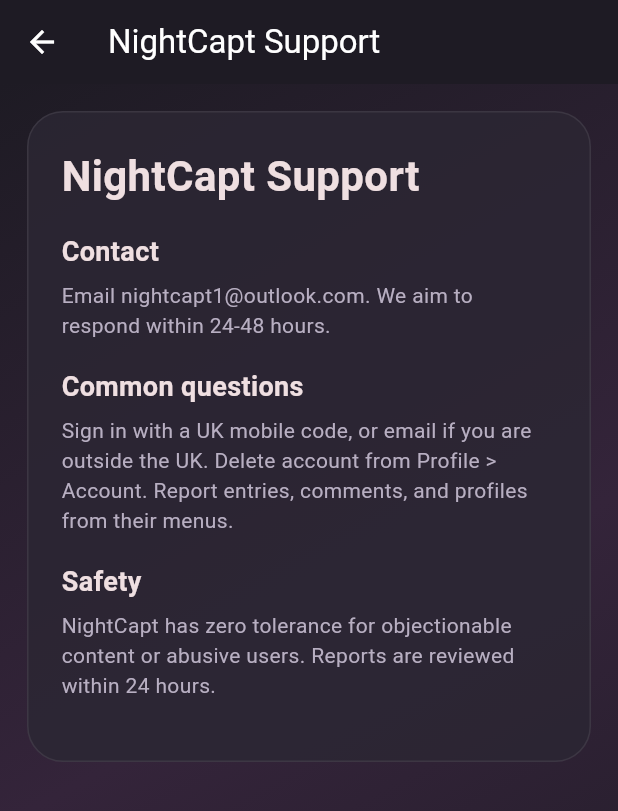
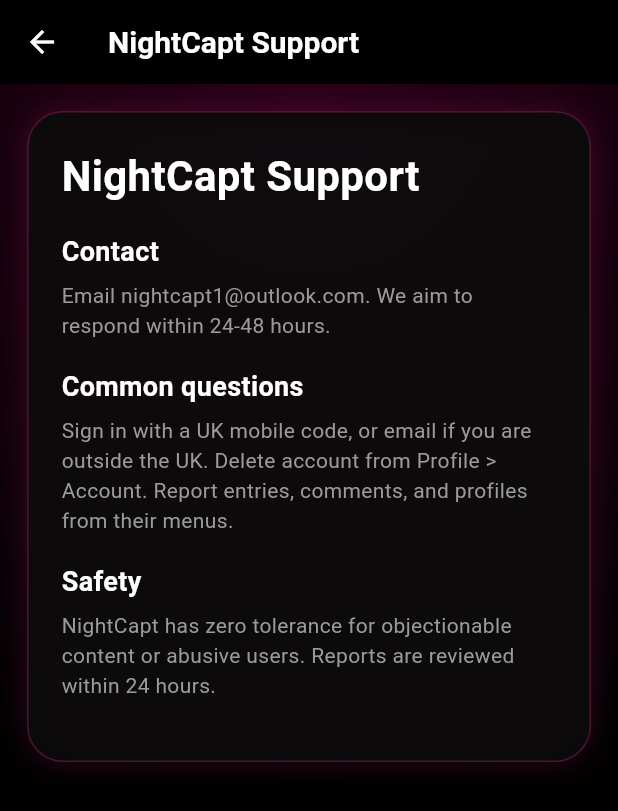
Before and after one commit to sallyrobinreeve-svg/mynightcap, a Flutter app: the screen it shows after launch, after a tap on "Try again", after a tap on "Contact support", on a phone screen of 412 x 824 dp. Shown: the top 811 px of the screen. Run offline on Flutter 3.47's test engine with Material 3 defaults, Android fonts, the phone set to English and light mode, and no system bars; our stand-ins replace flutter_riverpod, go_router, image_picker, shared_preferences, supabase_flutter, video_player; accounts and stored records are empty; network calls fail.

Commit message:
Switch NightCapt to a neon-black look with Instagram-like type.
True black canvas, magenta/orange glow, Inter for screens, and a script
wordmark for the logo. Flutter uses the iOS system sans for nav text.

Co-authored-by: sallyrobinreeve <sallyrobinreeve@icloud.com>

```diff
--- a/flutter_app/lib/theme.dart
+++ b/flutter_app/lib/theme.dart
@@ -1,35 +1,94 @@
 import 'package:flutter/material.dart';
 
 class NightColors {
-  static const background = Color(0xFF1E1B24);
-  static const card = Color(0xFF2B2633);
-  static const accent = Color(0xFFFF6B9D);
+  static const background = Color(0xFF000000);
+  static const card = Color(0xFF0A0A0A);
+  static const accent = Color(0xFFFF2E9A);
+  static const orange = Color(0xFFFF8A3C);
   static const mint = Color(0xFF7AF0C2);
-  static const muted = Color(0xFFB8AFC2);
+  static const muted = Color(0xFF9A9A9A);
   static const yellow = Color(0xFFFFDC7A);
 }
+
+List<Shadow> neonShadows(Color color) => [
+  Shadow(color: color.withValues(alpha: 0.95), blurRadius: 8),
+  Shadow(color: color.withValues(alpha: 0.45), blurRadius: 22),
+];
 
 InputDecoration nightInputDecoration(String label) {
   return InputDecoration(
     labelText: label,
     filled: true,
-    fillColor: NightColors.background.withValues(alpha: 0.68),
+    fillColor: Colors.black.withValues(alpha: 0.72),
     border: OutlineInputBorder(borderRadius: BorderRadius.circular(16)),
     enabledBorder: OutlineInputBorder(
       borderRadius: BorderRadius.circular(16),
-      borderSide: BorderSide(color: Colors.white.withValues(alpha: 0.10)),
+      borderSide: BorderSide(color: NightColors.accent.withValues(alpha: 0.28)),
+    ),
+    focusedBorder: OutlineInputBorder(
+      borderRadius: BorderRadius.circular(16),
+      borderSide: const BorderSide(color: NightColors.accent, width: 1.4),
     ),
   );
 }
 
 ThemeData buildNightTheme() {
+  final baseText = Typography.whiteCupertino.apply(
+    bodyColor: Colors.white,
+    displayColor: Colors.white,
+  );
   return ThemeData(
     brightness: Brightness.dark,
-    colorScheme: ColorScheme.fromSeed(
-      seedColor: NightColors.accent,
-      brightness: Brightness.dark,
+    useMaterial3: true,
+    colorScheme: const ColorScheme.dark(
+      primary: NightColors.accent,
+      secondary: NightColors.orange,
+      surface: NightColors.background,
+      onPrimary: Colors.white,
+      onSecondary: Colors.white,
+      onSurface: Colors.white,
     ),
     scaffoldBackgroundColor: NightColors.background,
-    useMaterial3: true,
+    canvasColor: NightColors.background,
+    textTheme: baseText,
+    appBarTheme: AppBarTheme(
+      backgroundColor: NightColors.background,
+      foregroundColor: Colors.white,
+      elevation: 0,
+      titleTextStyle: baseText.titleLarge?.copyWith(
+        color: Colors.white,
+        fontSize: 20,
+        fontWeight: FontWeight.w600,
+      ),
+    ),
+    navigationBarTheme: NavigationBarThemeData(
+      backgroundColor: Colors.black,
+      indicatorColor: NightColors.accent.withValues(alpha: 0.18),
+      elevation: 0,
+      labelTextStyle: WidgetStateProperty.resolveWith((states) {
+        final selected = states.contains(WidgetState.selected);
+        return TextStyle(
+          fontSize: 11,
+          fontWeight: FontWeight.w500,
+          color: selected ? NightColors.accent : NightColors.muted,
+        );
+      }),
+      iconTheme: WidgetStateProperty.resolveWith((states) {
+        final selected = states.contains(WidgetState.selected);
+        return IconThemeData(
+          color: selected ? NightColors.accent : NightColors.muted,
+        );
+      }),
+    ),
+    filledButtonTheme: FilledButtonThemeData(
+      style: FilledButton.styleFrom(
+        backgroundColor: NightColors.accent,
+        foregroundColor: Colors.white,
+      ),
+    ),
+    chipTheme: ChipThemeData(
+      selectedColor: NightColors.accent.withValues(alpha: 0.28),
+      side: BorderSide(color: NightColors.accent.withValues(alpha: 0.35)),
+    ),
   );
 }
--- a/flutter_app/lib/widgets/night_widgets.dart
+++ b/flutter_app/lib/widgets/night_widgets.dart
@@ -28,12 +28,11 @@ class NightScaffold extends StatelessWidget {
             ),
       body: Container(
         decoration: const BoxDecoration(
-          gradient: LinearGradient(
-            begin: Alignment.topLeft,
-            end: Alignment.bottomRight,
+          gradient: RadialGradient(
+            center: Alignment.topCenter,
+            radius: 1.15,
             colors: [
-              NightColors.background,
-              Color(0xFF34243A),
+              Color(0xFF2A0018),
               NightColors.background,
             ],
           ),
@@ -71,9 +70,15 @@ class NightCard extends StatelessWidget {
       width: double.infinity,
       padding: padding,
       decoration: BoxDecoration(
-        color: NightColors.card.withValues(alpha: 0.86),
+        color: NightColors.card.withValues(alpha: 0.92),
         borderRadius: BorderRadius.circular(24),
-        border: Border.all(color: Colors.white.withValues(alpha: 0.08)),
+        border: Border.all(color: NightColors.accent.withValues(alpha: 0.28)),
+        boxShadow: [
+          BoxShadow(
+            color: NightColors.accent.withValues(alpha: 0.16),
+            blurRadius: 18,
+          ),
+        ],
       ),
       child: child,
     );
@@ -85,23 +90,53 @@ class BrandHeader extends StatelessWidget {
 
   @override
   Widget build(BuildContext context) {
-    return Column(
+    return const Column(
       crossAxisAlignment: CrossAxisAlignment.start,
       children: [
-        Text(
-          'NightCapt',
-          style: TextStyle(
-            fontSize: 36,
-            fontWeight: FontWeight.w900,
-            color: NightColors.accent,
-          ),
-        ),
-        SizedBox(height: 4),
+        NeonWordmark(fontSize: 42),
+        SizedBox(height: 8),
         Text(
           'Every good night deserves a recap.',
           style: TextStyle(color: NightColors.muted),
         ),
       ],
+    );
+  }
+}
+
+class NeonWordmark extends StatelessWidget {
+  const NeonWordmark({this.fontSize = 36, super.key});
+
+  final double fontSize;
+
+  @override
+  Widget build(BuildContext context) {
+    return Text.rich(
+      TextSpan(
+        children: [
+          TextSpan(
+            text: 'Night',
+            style: TextStyle(
+              fontSize: fontSize,
+              fontWeight: FontWeight.w700,
+              fontStyle: FontStyle.italic,
+              color: NightColors.accent,
+              shadows: neonShadows(NightColors.accent),
+            ),
+          ),
+          TextSpan(
+            text: 'Capt',
+            style: TextStyle(
+              fontSize: fontSize,
+              fontWeight: FontWeight.w700,
+              fontStyle: FontStyle.italic,
+              color: NightColors.orange,
+              shadows: neonShadows(NightColors.orange),
+            ),
+          ),
+        ],
+      ),
+      semanticsLabel: 'NightCapt',
     );
   }
 }
--- a/flutter_app/pubspec.yaml
+++ b/flutter_app/pubspec.yaml
@@ -16,7 +16,7 @@ publish_to: 'none' # Remove this line if you wish to publish to pub.dev
 # https://developer.apple.com/library/archive/documentation/General/Reference/InfoPlistKeyReference/Articles/CoreFoundationKeys.html
 # In Windows, build-name is used as the major, minor, and patch parts
 # of the product and file versions while build-number is used as the build suffix.
-version: 1.6.0+1
+version: 1.7.0+1
 
 environment:
   sdk: ^3.12.1
```
Also changed, not shown: mobile/lib/theme.dart (+10 -6 lines), 15 other files.
